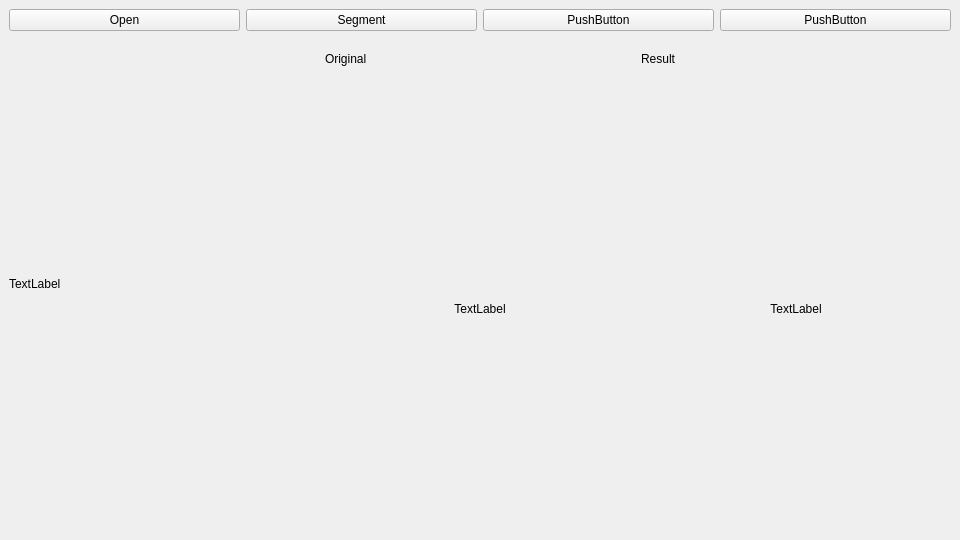
The window that qt/ui.ui (Superfloh/manga-translator) describes before a commit, drawn with Qt 5.
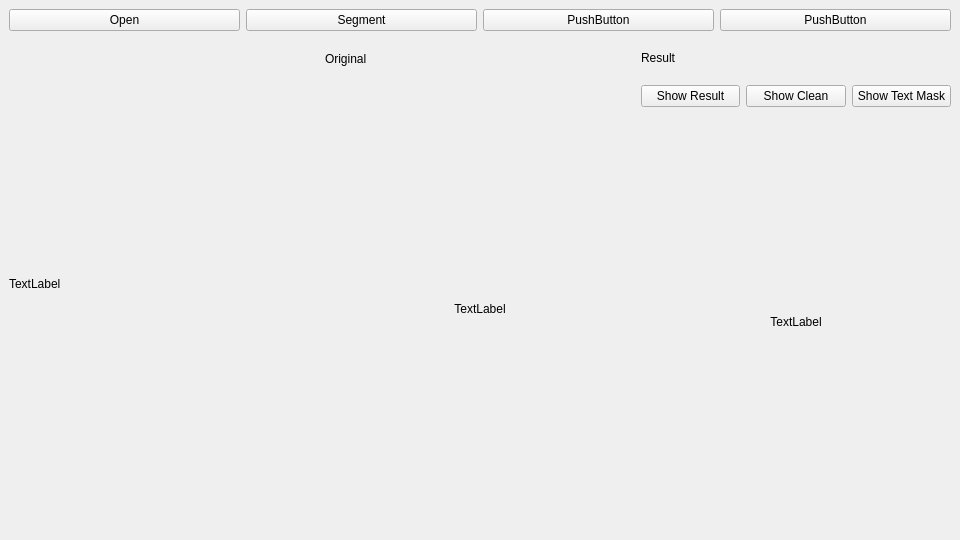
The same window after the commit.

Commit message: use segmentation result

Patch:
```diff
--- a/qt/ui.ui
+++ b/qt/ui.ui
@@ -103,7 +103,7 @@
        </layout>
       </item>
       <item>
-       <layout class="QVBoxLayout" name="verticalLayout" stretch="1,10">
+       <layout class="QVBoxLayout" name="verticalLayout" stretch="1,1,10">
         <item>
          <widget class="QLabel" name="translated_image_text">
           <property name="text">
@@ -111,6 +111,31 @@
           </property>
          </widget>
         </item>
+        <item>
+         <layout class="QHBoxLayout" name="horizontalLayout_3">
+          <item>
+           <widget class="QPushButton" name="show_result_button">
+            <property name="text">
+             <string>Show Result</string>
+            </property>
+           </widget>
+          </item>
+          <item>
+           <widget class="QPushButton" name="show_clean_button">
+            <property name="text">
+             <string>Show Clean</string>
+            </property>
+           </widget>
+          </item>
+          <item>
+           <widget class="QPushButton" name="show_text_mask_button">
+            <property name="text">
+             <string>Show Text Mask</string>
+            </property>
+           </widget>
+          </item>
+         </layout>
+        </item>
         <item>
          <widget class="QLabel" name="translated_image_container">
           <property name="sizePolicy">
```
The commit also changes 9 other files.
